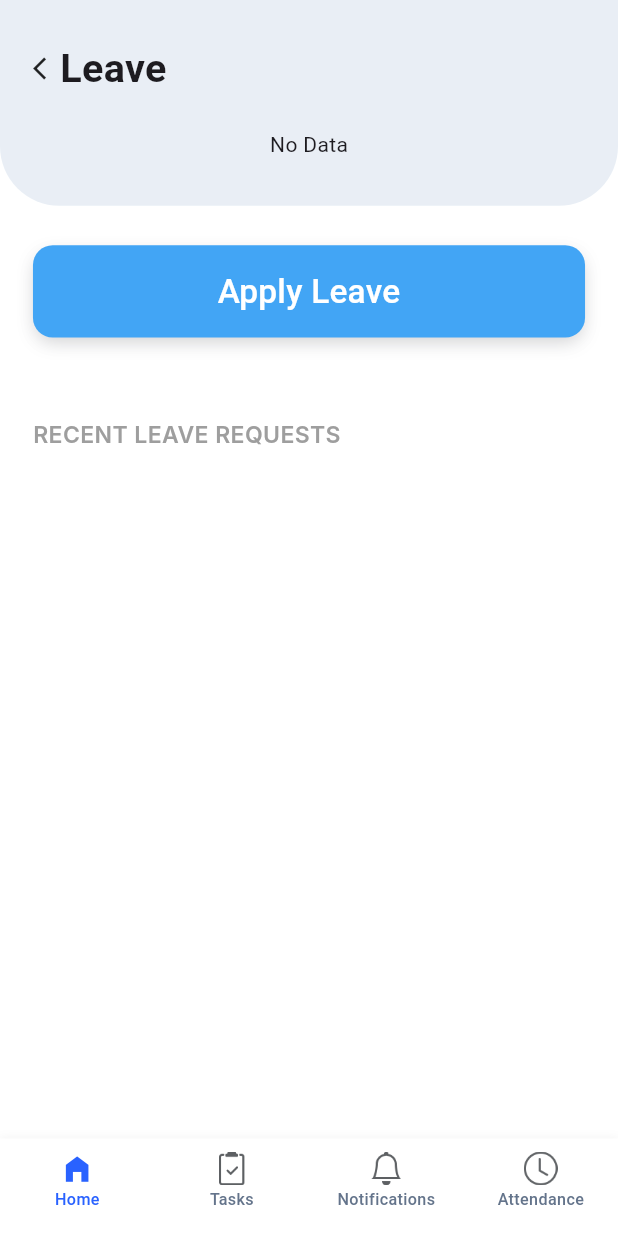
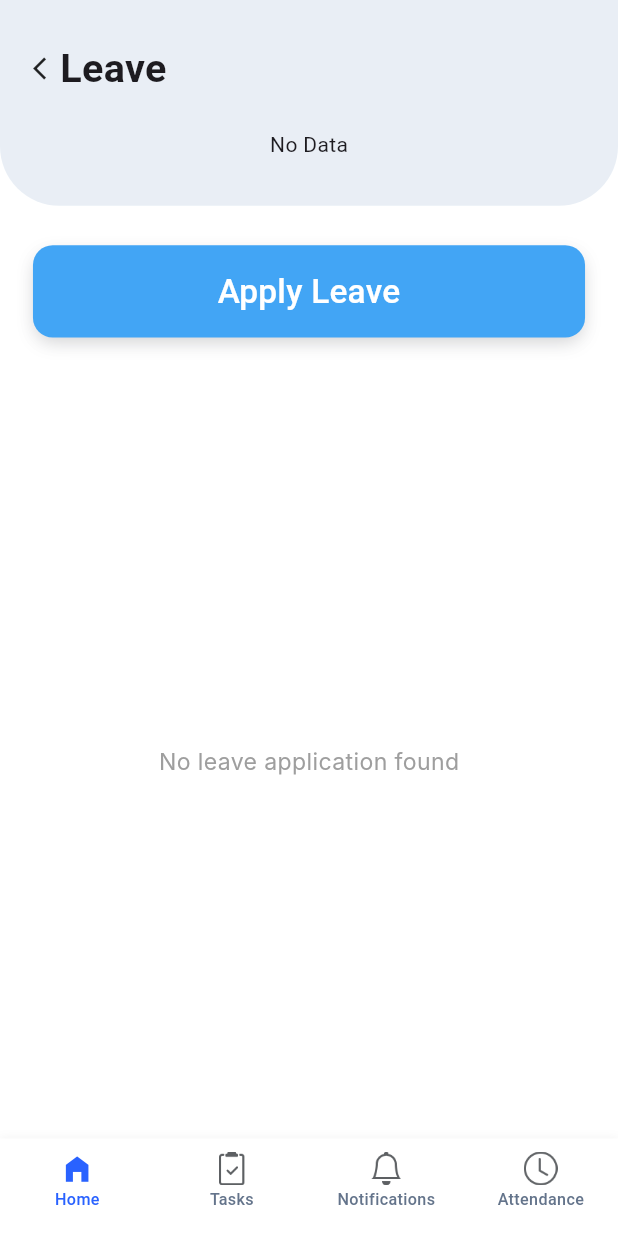
Before and after one commit to amruta2607/HRMSMobileApp, a Flutter app: the HomeScreen screen opened directly, after a tap on "Leave", on a phone screen of 412 x 824 dp. Run offline on Flutter 3.47's test engine with Material 3 defaults, Android fonts, the phone set to English and light mode, and no system bars; drawn by our look-alikes of overlay_support; our stand-ins replace file_picker, firebase_core, firebase_messaging, font_awesome_flutter, geocoding, geolocator and 3 more; missing offline and left inert: app_settings; accounts and stored records are empty; Roboto replaces fonts that are missing (Inter).

Commit message:
Leave request

```diff
--- a/lib/core/Utils/Urls/urls.dart
+++ b/lib/core/Utils/Urls/urls.dart
@@ -34,7 +34,5 @@ class BaseUrls {
   static const String leaveBalance = "$base/api/Leave/balance";
   static const String applyLeave = "$base/api/Leave/request";
   static const String leaveRequests = "$base/apipunch/leave/request/get"; // GET
-  static const String approveLeave = "$base/api/Leave/approve"; // PUT
-  static const String rejectLeave = "$base/api/Leave/reject";
 
 }
--- a/lib/core/Utils/services/leave_service/leave_service.dart
+++ b/lib/core/Utils/services/leave_service/leave_service.dart
@@ -3,6 +3,7 @@ import 'dart:io';
 import 'package:http/http.dart' as http;
 import 'package:shared_preferences/shared_preferences.dart';
 import '../../../../feature/leave/model/leave_balence_model.dart';
+import '../../../../feature/leave/model/leave_reuest_model.dart';
 import '../../Urls/urls.dart';
 import '../token_storage.dart';
 
@@ -67,7 +68,7 @@ class LeaveService {
         final List<dynamic> data = decoded['data'];
         return data.map((json) => LeaveBalanceModel.fromJson(json)).toList();
       } else {
-        print('🔴 LEAVE SERVICE: API returned success=false');
+        print(' LEAVE SERVICE: API returned success=false');
         return null;
       }
 
@@ -84,6 +85,7 @@ class LeaveService {
     required DateTime endDate,
     required String reason,
     required bool isHalfDay,
+    required int duration,
     String? attachmentPath,
   }) async {
     try {
@@ -101,18 +103,14 @@ class LeaveService {
         return false;
       }
 
-      // Prepare attachment string (Base64) if provided
       String attachmentString = "string"; // Default as per curl example if empty?
-      // actually curl says "attachment": "string". If real file, likely base64.
-      // If no file, maybe empty string or null?
-      // Let's assume if file exists, we convert. Else "string" or "" to be safe with the API expectation.
 
       if (attachmentPath != null && attachmentPath.isNotEmpty) {
         try {
           final bytes = await File(attachmentPath).readAsBytes();
           attachmentString = base64Encode(bytes);
         } catch (e) {
-          print('🔴 APPLY LEAVE: File read error: $e');
+          print(' APPLY LEAVE: File read error: $e');
         }
       }
 
@@ -124,14 +122,14 @@ class LeaveService {
         "startdate": startDate.toIso8601String(),
         "enddate": endDate.toIso8601String(),
         "is_half_day": isHalfDay,
-        "duration": 0, // As per curl
+        "duration": duration,
         "reason": reason,
         "attachment": attachmentString,
         "user": userId,
       };
 
-      print('🔵 APPLY LEAVE API URL => $url');
-      print('🔵 APPLY LEAVE BODY => ${jsonEncode(body)}');
+      print(' APPLY LEAVE API URL => $url');
+      print(' APPLY LEAVE BODY => ${jsonEncode(body)}');
 
       final response = await http.post(
         url,
@@ -143,8 +141,8 @@ class LeaveService {
         body: jsonEncode(body),
       );
 
-      print('🔵 APPLY LEAVE STATUS => ${response.statusCode}');
-      print('🔵 APPLY LEAVE RESPONSE => ${response.body}');
+      print('APPLY LEAVE STATUS => ${response.statusCode}');
+      print(' APPLY LEAVE RESPONSE => ${response.body}');
 
       if (response.statusCode == 401) {
         await TokenStorage.logoutAndNavigate();
@@ -153,8 +151,7 @@ class LeaveService {
 
       if (response.statusCode == 200 || response.statusCode == 201) {
         final decoded = jsonDecode(response.body);
-        // Check manually if success is inside or just implied by 200
-        // The curl example response format wasn't explicitly pasted but usually it follows existing pattern
+
         if (decoded is Map<String, dynamic>) {
           if (decoded.containsKey('success')) {
             return decoded['success'] == true;
@@ -166,13 +163,12 @@ class LeaveService {
       return false;
 
     } catch (e, s) {
-      print('🔴 APPLY LEAVE ERROR => $e');
-      print('🔴 STACKTRACE => $s');
+      print(' APPLY LEAVE ERROR => $e');
+      print(' STACKTRACE => $s');
       return false;
     }
   }
 
-  // --- Local Persistence for Recent Leaves ---
   static const String _recentLeavesKey = 'recent_leaves_local';
 
   static Future<List<Map<String, String>>> getRecentLeaves() async {
@@ -187,7 +183,7 @@ class LeaveService {
       final List<dynamic> decoded = jsonDecode(jsonString);
       return decoded.map((e) => Map<String, String>.from(e)).toList();
     } catch (e) {
-      print('🔴 LEAVE SERVICE: Error loading recent leaves: $e');
+      print(' LEAVE SERVICE: Error loading recent leaves: $e');
       return [];
     }
   }
@@ -197,17 +193,70 @@ class LeaveService {
       final prefs = await SharedPreferences.getInstance();
       List<Map<String, String>> currentList = await getRecentLeaves();
 
-      // Add to top
       currentList.insert(0, leaveData);
 
-      // Limit to last 10 or 20 to avoid unlimited growth
       if (currentList.length > 20) {
         currentList = currentList.sublist(0, 20);
       }
 
       await prefs.setString(_recentLeavesKey, jsonEncode(currentList));
     } catch (e) {
-      print('🔴 LEAVE SERVICE: Error saving recent leave: $e');
+      print(' LEAVE SERVICE: Error saving recent leave: $e');
+    }
+  }
+
+
+  static Future<List<LeaveRequestModel>?> getLeaveRequests() async {
+    try {
+      final token = await TokenStorage.getToken();
+      if (token == null) {
+        print(' LEAVE REQUESTS: Token is NULL');
+        return null; // Or empty list?
+      }
+
+      final userId = await _getUserId();
+      final orgId = await _getOrgId();
+
+      if (userId == null || orgId == null) {
+        print(' LEAVE REQUESTS: userId or orgId is NULL');
+        return null;
+      }
+
+      final uri = Uri.parse(
+        '${BaseUrls.leaveRequests}?user_id=$userId&organization_id=$orgId',
+      );
+
+      print(' LEAVE REQUESTS API URL => $uri');
+
+      final response = await http.get(
+        uri,
+        headers: {
+          'accept': '*/*',
+          'Authorization': 'Bearer $token',
+        },
+      );
+
+      print(' LEAVE REQUESTS STATUS => ${response.statusCode}');
+      print(' LEAVE REQUESTS RESPONSE => ${response.body}');
+
+      if (response.statusCode == 401) {
+        await TokenStorage.logoutAndNavigate();
+        return null;
+      }
+
+      if (response.statusCode == 200) {
+        final decoded = jsonDecode(response.body);
+        if (decoded['success'] == true) {
+          final List<dynamic> data = decoded['data'];
+          return data.map((json) => LeaveRequestModel.fromJson(json)).toList();
+        }
+      }
+      return null;
+
+    } catch (e, s) {
+      print(' LEAVE REQUESTS ERROR => $e');
+      print(' STACKTRACE => $s');
+      return null;
     }
   }
 }
--- a/lib/feature/leave/apply_leave/apply_leave_screen.dart
+++ b/lib/feature/leave/apply_leave/apply_leave_screen.dart
@@ -127,12 +127,18 @@ class _ApplyLeaveScreenState extends State<ApplyLeaveScreen> {
       _isSubmitting = true;
     });
 
+    int duration = 1;
+    if (_endDate != null) {
+      duration = _endDate!.difference(_startDate!).inDays + 1;
+    }
+
     final success = await LeaveService.submitLeaveApplication(
       leaveTypeId: _selectedLeaveType!.leaveTypeId,
       startDate: _startDate!,
       endDate: _endDate!,
       reason: _reasonController.text,
       isHalfDay: false, // Hardcoded to false for now unless UI has toggle
+      duration: duration,
       attachmentPath: _selectedFile?.path,
     );
 
--- a/lib/feature/leave/leave_widgets/leave_body.dart
+++ b/lib/feature/leave/leave_widgets/leave_body.dart
@@ -1,6 +1,8 @@
+
 import 'package:flutter/material.dart';
 import '../../../core/Utils/services/leave_service/leave_service.dart';
 import '../apply_leave/apply_leave_screen.dart';
+import '../model/leave_reuest_model.dart';
 import 'recent_leave_section.dart';
 import 'apply_leave_button.dart';
 
@@ -14,7 +16,8 @@ class LeaveBody extends StatefulWidget {
 
 class _LeaveBodyState extends State<LeaveBody> {
 
-  List<Map<String, String>> _recentLeaves = [];
+  List<LeaveRequestModel> _recentLeaves = [];
+  bool _isLoading = false;
 
   @override
   void initState() {
@@ -23,24 +26,18 @@ class _LeaveBodyState extends State<LeaveBody> {
   }
 
   Future<void> _loadRecentLeaves() async {
-    final leaves = await LeaveService.getRecentLeaves();
     setState(() {
-      _recentLeaves = leaves;
+      _isLoading = true;
+    });
+    final leaves = await LeaveService.getLeaveRequests();
+    setState(() {
+      _recentLeaves = leaves ?? [];
+      _isLoading = false;
     });
   }
 
-  void _addNewLeave(Map<String, dynamic> data) async {
-    final newLeave = {
-      "title": data['title'].toString(),
-      "date": data['date'].toString(),
-    };
-
-    await LeaveService.saveRecentLeave(newLeave);
-
-    setState(() {
-      _recentLeaves.insert(0, newLeave);
-    });
-
+  void _handleLeaveApplied() {
+    _loadRecentLeaves();
     widget.onLeaveApplied?.call();
   }
 
@@ -64,8 +61,9 @@ class _LeaveBodyState extends State<LeaveBody> {
                 ),
               );
 
-              if (result != null && result is Map<String, dynamic>) {
-                _addNewLeave(result);
+              // If result is not null, it means leave was applied (or we can assume we should refresh)
+              if (result != null) {
+                _handleLeaveApplied();
               }
             },
           ),
@@ -75,7 +73,20 @@ class _LeaveBodyState extends State<LeaveBody> {
 
         /// Recent Leave Section
         Expanded(
-          child: RecentLeaveSection(leaves: _recentLeaves),
+          child: _isLoading
+              ? const Center(child: CircularProgressIndicator())
+              : _recentLeaves.isEmpty
+              ? Center(
+            child: Text(
+              "No leave application found",
+              style: TextStyle(
+                fontFamily: 'Inter',
+                fontSize: 14 * scale,
+                color: Colors.grey,
+              ),
+            ),
+          )
+              : RecentLeaveSection(leaves: _recentLeaves),
         ),
       ],
     );
--- /dev/null
+++ b/lib/feature/leave/model/leave_reuest_model.dart
@@ -0,0 +1,52 @@
+class LeaveRequestModel {
+  final int id;
+  final String number;
+  final int employeeId;
+  final String employeeName;
+  final int leaveTypeId;
+  final String leaveTypeName;
+  final dynamic leaveBalance;
+  final DateTime fromDate;
+  final DateTime toDate;
+  final int duration;
+  final String? description;
+  final String status;
+  final String currentAction;
+  final DateTime insertDate;
+
+  LeaveRequestModel({
+    required this.id,
+    required this.number,
+    required this.employeeId,
+    required this.employeeName,
+    required this.leaveTypeId,
+    required this.leaveTypeName,
+    this.leaveBalance,
+    required this.fromDate,
+    required this.toDate,
+    required this.duration,
+    this.description,
+    required this.status,
+    required this.currentAction,
+    required this.insertDate,
+  });
+
+  factory LeaveRequestModel.fromJson(Map<String, dynamic> json) {
+    return LeaveRequestModel(
+      id: json['id'] ?? 0,
+      number: json['number'] ?? '',
+      employeeId: json['employeeId'] ?? 0,
+      employeeName: json['employeeName'] ?? '',
+      leaveTypeId: json['leaveTypeId'] ?? 0,
+      leaveTypeName: json['leaveTypeName'] ?? '',
+      leaveBalance: json['leaveBalance'],
+      fromDate: DateTime.tryParse(json['fromDate'] ?? '') ?? DateTime.now(),
+      toDate: DateTime.tryParse(json['toDate'] ?? '') ?? DateTime.now(),
+      duration: json['duration'] ?? 0,
+      description: json['description'],
+      status: json['status'] ?? '',
+      currentAction: json['currentAction'] ?? '',
+      insertDate: DateTime.tryParse(json['insertDate'] ?? '') ?? DateTime.now(),
+    );
+  }
+}
```
Also changed, not shown: lib/feature/leave/leave_details/leave_details.dart (+24 -15 lines), lib/feature/leave/leave_widgets/recent_leave_section.dart (+26 -8 lines), lib/feature/leave/model/leave_balence_model.dart (line endings or trailing spaces).
